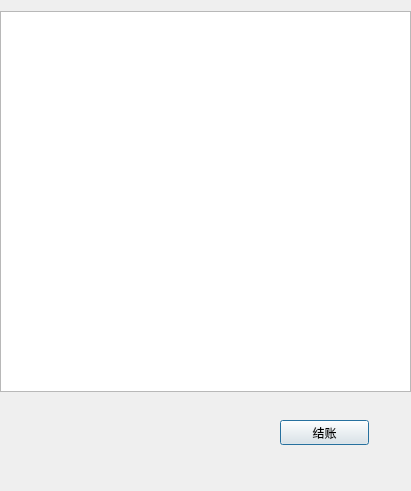
First picture: the form in usrui/pay.ui, repository himarsmty/c-homework, before the edit.
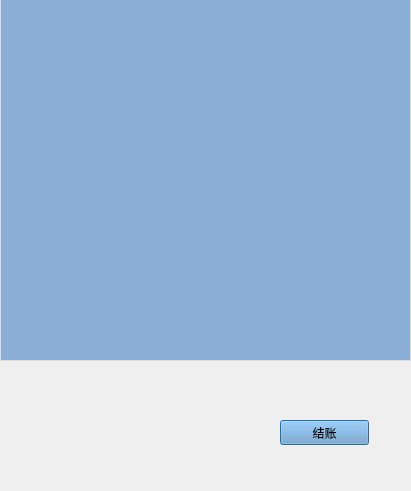
Second picture: the form after the edit. Icons and pictures are not drawn.

```diff
--- a/usrui/pay.ui
+++ b/usrui/pay.ui
@@ -21,11 +21,26 @@
    <property name="geometry">
     <rect>
      <x>0</x>
-     <y>11</y>
+     <y>-20</y>
      <width>411</width>
      <height>381</height>
     </rect>
    </property>
+   <property name="styleSheet">
+    <string notr="true">QTableView , QTableWidget{
+    selection-background-color:#44c767;
+ 
+background-color: rgb(114, 159, 207,80%);
+    border:1px solid #E0DDDC;/*边框为1像素，灰色*/
+    gridline-color:lightgray;/*这个是表格的格子线的颜色，为亮灰*/
+}
+QHeaderView::section{
+    background-color:white;/*背景色 白色*/
+    border:0px solid #E0DDDC;/*先把边框宽度设为0，即隐藏所有表头边框*/
+    border-bottom:1px solid #E0DDDC;/*然后只显示下边框，因为上边框和左右边框是整个Table的边框，都显示会有2px的边框宽度*/
+    height:20px;/*表头高度*/
+}</string>
+   </property>
   </widget>
   <widget class="QPushButton" name="payptn">
    <property name="geometry">
@@ -36,6 +51,43 @@
      <height>25</height>
     </rect>
    </property>
+   <property name="palette">
+    <palette>
+     <active>
+      <colorrole role="Button">
+       <brush brushstyle="SolidPattern">
+        <color alpha="255">
+         <red>114</red>
+         <green>159</green>
+         <blue>207</blue>
+        </color>
+       </brush>
+      </colorrole>
+     </active>
+     <inactive>
+      <colorrole role="Button">
+       <brush brushstyle="SolidPattern">
+        <color alpha="255">
+         <red>114</red>
+         <green>159</green>
+         <blue>207</blue>
+        </color>
+       </brush>
+      </colorrole>
+     </inactive>
+     <disabled>
+      <colorrole role="Button">
+       <brush brushstyle="SolidPattern">
+        <color alpha="255">
+         <red>114</red>
+         <green>159</green>
+         <blue>207</blue>
+        </color>
+       </brush>
+      </colorrole>
+     </disabled>
+    </palette>
+   </property>
    <property name="text">
     <string>结账</string>
    </property>
```
Left out of the diff: 5 changed lines with no effect on the pictures.
